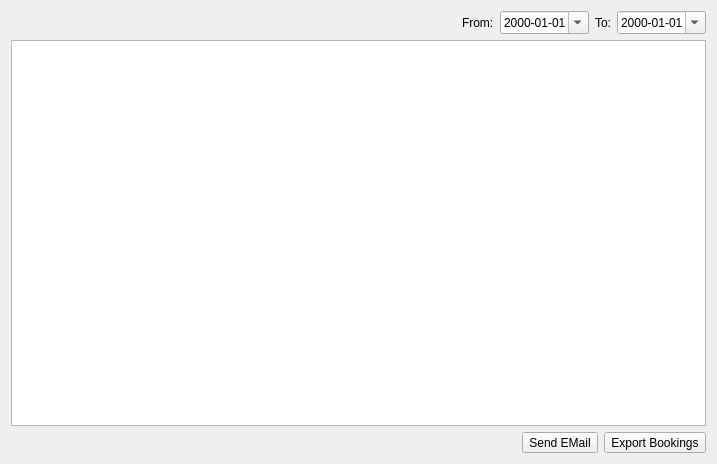
Above: forms/contributions.ui from LukyLuke/PiTres before the change. Below: the same form after it.
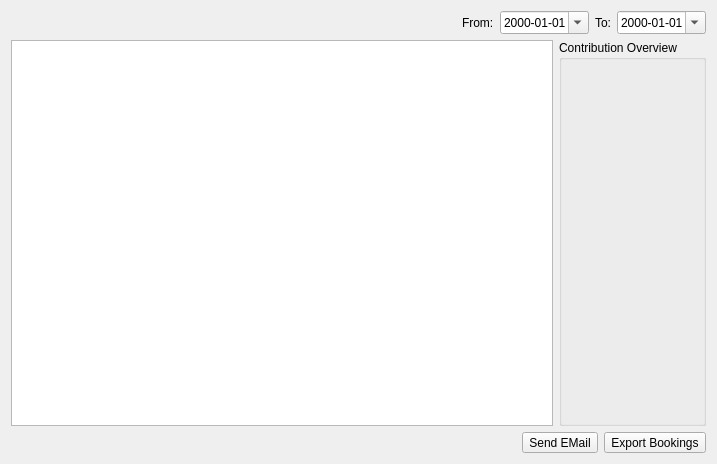
That is the form after the change. Icons and pictures are not drawn.

Commit message: Contributions continued

The edit to the form file:
```diff
--- a/forms/contributions.ui
+++ b/forms/contributions.ui
@@ -66,7 +66,43 @@
     </layout>
    </item>
    <item>
-    <widget class="QTableView" name="tableView"/>
+    <layout class="QHBoxLayout" name="horizontalLayout_3">
+     <item>
+      <widget class="QTableView" name="tableView"/>
+     </item>
+     <item>
+      <widget class="QGroupBox" name="overviewGroup">
+       <property name="title">
+        <string>Contribution Overview</string>
+       </property>
+       <layout class="QVBoxLayout" name="verticalLayout_2">
+        <item>
+         <layout class="QGridLayout" name="overviewLayout">
+          <property name="horizontalSpacing">
+           <number>20</number>
+          </property>
+          <property name="verticalSpacing">
+           <number>5</number>
+          </property>
+         </layout>
+        </item>
+        <item>
+         <spacer name="verticalSpacer">
+          <property name="orientation">
+           <enum>Qt::Vertical</enum>
+          </property>
+          <property name="sizeHint" stdset="0">
+           <size>
+            <width>20</width>
+            <height>40</height>
+           </size>
+          </property>
+         </spacer>
+        </item>
+       </layout>
+      </widget>
+     </item>
+    </layout>
    </item>
    <item>
     <layout class="QHBoxLayout" name="horizontalLayout_2">
```
The commit also changes 2 other files.
